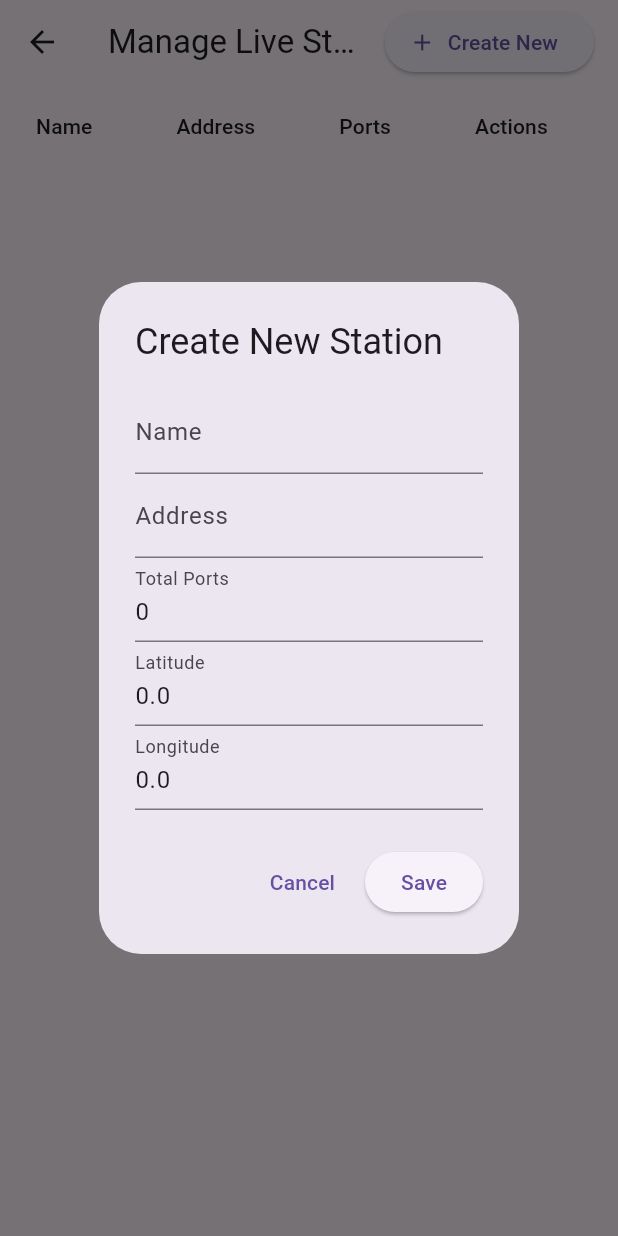
After one commit to jerungpyro/ev_charger_finder, a Flutter app: the StationManagementPage screen opened directly, after a tap on "Create New", on a phone screen of 412 x 824 dp. The commit adds this screen. Run offline on Flutter 3.47's test engine with Material 3 defaults, Android fonts, the phone set to English and light mode, and no system bars; our stand-ins replace cloud_firestore, firebase_auth, firebase_core, geolocator, google_maps_flutter; accounts and stored records are empty; network calls fail.

```diff
--- /dev/null
+++ b/lib/web_admin/station_management_page.dart
@@ -0,0 +1,138 @@
+// File: lib/web_admin/station_management_page.dart
+import 'package:flutter/material.dart';
+import 'package:cloud_firestore/cloud_firestore.dart';
+import '../charging_station.dart'; // Reuse our data model
+
+class StationManagementPage extends StatelessWidget {
+  const StationManagementPage({super.key});
+
+  // --- Logic for Deleting a station ---
+  Future<void> _deleteStation(BuildContext context, String stationId) async {
+    final bool? confirm = await showDialog(
+        context: context,
+        builder: (context) => AlertDialog(
+          title: const Text('Confirm Deletion'),
+          content: const Text('Are you sure you want to permanently delete this station?'),
+          actions: [
+            TextButton(onPressed: () => Navigator.of(context).pop(false), child: const Text('Cancel')),
+            TextButton(onPressed: () => Navigator.of(context).pop(true), child: const Text('Delete')),
+          ],
+        ),
+    );
+
+    if (confirm == true) {
+      await FirebaseFirestore.instance.collection('chargers').doc(stationId).delete();
+    }
+  }
+
+  // --- Logic for showing the Edit/Create Dialog ---
+  void _showEditDialog(BuildContext context, [DocumentSnapshot? stationDoc]) {
+    final bool isEditing = stationDoc != null;
+    final data = isEditing ? stationDoc.data() as Map<String, dynamic> : {};
+    final geoPoint = isEditing ? data['location'] as GeoPoint : null;
+
+    final _nameController = TextEditingController(text: data['name'] ?? '');
+    final _addressController = TextEditingController(text: data['address'] ?? '');
+    final _totalPortsController = TextEditingController(text: (data['totalPorts'] ?? 0).toString());
+    final _latController = TextEditingController(text: (geoPoint?.latitude ?? 0.0).toString());
+    final _lngController = TextEditingController(text: (geoPoint?.longitude ?? 0.0).toString());
+
+    showDialog(
+      context: context,
+      builder: (context) {
+        return AlertDialog(
+          title: Text(isEditing ? 'Edit Station' : 'Create New Station'),
+          content: SingleChildScrollView(
+            child: Column(
+              mainAxisSize: MainAxisSize.min,
+              children: [
+                TextField(controller: _nameController, decoration: const InputDecoration(labelText: 'Name')),
+                TextField(controller: _addressController, decoration: const InputDecoration(labelText: 'Address')),
+                TextField(controller: _totalPortsController, decoration: const InputDecoration(labelText: 'Total Ports'), keyboardType: TextInputType.number),
+                TextField(controller: _latController, decoration: const InputDecoration(labelText: 'Latitude'), keyboardType: TextInputType.number),
+                TextField(controller: _lngController, decoration: const InputDecoration(labelText: 'Longitude'), keyboardType: TextInputType.number),
+              ],
+            ),
+          ),
+          actions: [
+            TextButton(onPressed: () => Navigator.of(context).pop(), child: const Text('Cancel')),
+            ElevatedButton(
+              onPressed: () {
+                final stationData = {
+                  'name': _nameController.text,
+                  'address': _addressController.text,
+                  'totalPorts': int.tryParse(_totalPortsController.text) ?? 0,
+                  'availablePorts': int.tryParse(_totalPortsController.text) ?? 0, // Assume all are available on create/edit
+                  'location': GeoPoint(double.tryParse(_latController.text) ?? 0, double.tryParse(_lngController.text) ?? 0),
+                };
+
+                if (isEditing) {
+                  stationDoc.reference.update(stationData);
+                } else {
+                  FirebaseFirestore.instance.collection('chargers').add(stationData);
+                }
+                Navigator.of(context).pop();
+              },
+              child: const Text('Save'),
+            ),
+          ],
+        );
+      },
+    );
+  }
+
+  @override
+  Widget build(BuildContext context) {
+    return Scaffold(
+      appBar: AppBar(
+        title: const Text('Manage Live Stations'),
+        backgroundColor: Colors.transparent,
+        elevation: 0,
+        actions: [
+          Padding(
+            padding: const EdgeInsets.only(right: 16.0),
+            child: ElevatedButton.icon(
+              icon: const Icon(Icons.add),
+              label: const Text('Create New'),
+              onPressed: () => _showEditDialog(context),
+            ),
+          ),
+        ],
+      ),
+      body: StreamBuilder<QuerySnapshot>(
+        stream: FirebaseFirestore.instance.collection('chargers').snapshots(),
+        builder: (context, snapshot) {
+          if (!snapshot.hasData) return const Center(child: CircularProgressIndicator());
+
+          final stations = snapshot.data!.docs;
+
+          return SingleChildScrollView(
+            scrollDirection: Axis.vertical,
+            child: DataTable(
+              columns: const [
+                DataColumn(label: Text('Name')),
+                DataColumn(label: Text('Address')),
+                DataColumn(label: Text('Ports')),
+                DataColumn(label: Text('Actions')),
+              ],
+              rows: stations.map((doc) {
+                final station = ChargingStation.fromFirestore(doc);
+                return DataRow(cells: [
+                  DataCell(Text(station.name)),
+                  DataCell(Text(station.address, overflow: TextOverflow.ellipsis)),
+                  DataCell(Text('${station.availablePorts}/${station.totalPorts}')),
+                  DataCell(Row(
+                    children: [
+                      IconButton(icon: const Icon(Icons.edit), onPressed: () => _showEditDialog(context, doc)),
+                      IconButton(icon: const Icon(Icons.delete), color: Colors.red, onPressed: () => _deleteStation(context, doc.id)),
+                    ],
+                  )),
+                ]);
+              }).toList(),
+            ),
+          );
+        },
+      ),
+    );
+  }
+}
```
Also changed, not shown: lib/screens/login_screen.dart (+22 -7 lines), lib/web_admin/admin_dashboard_screen.dart (+39 -101 lines), lib/web_admin/moderation_page.dart (added, +149 -0 lines), lib/web_admin/user_management_page.dart (added, +122 -0 lines), pubspec.lock.
